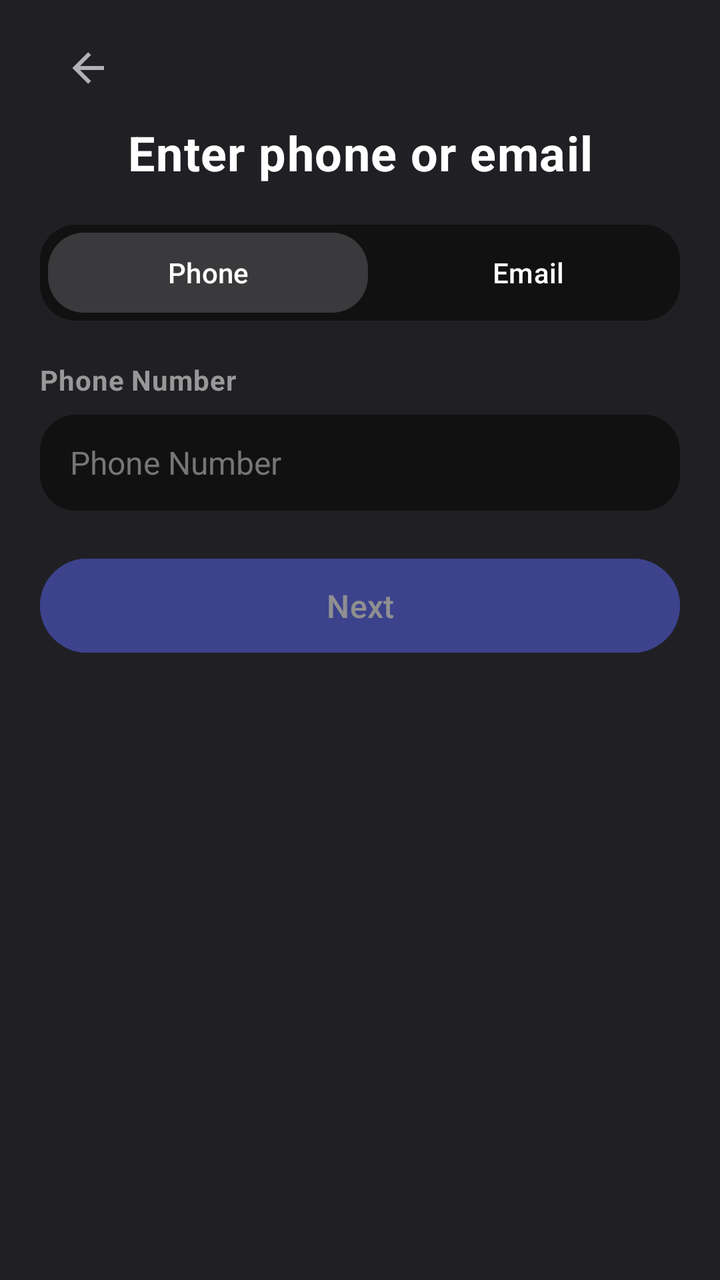
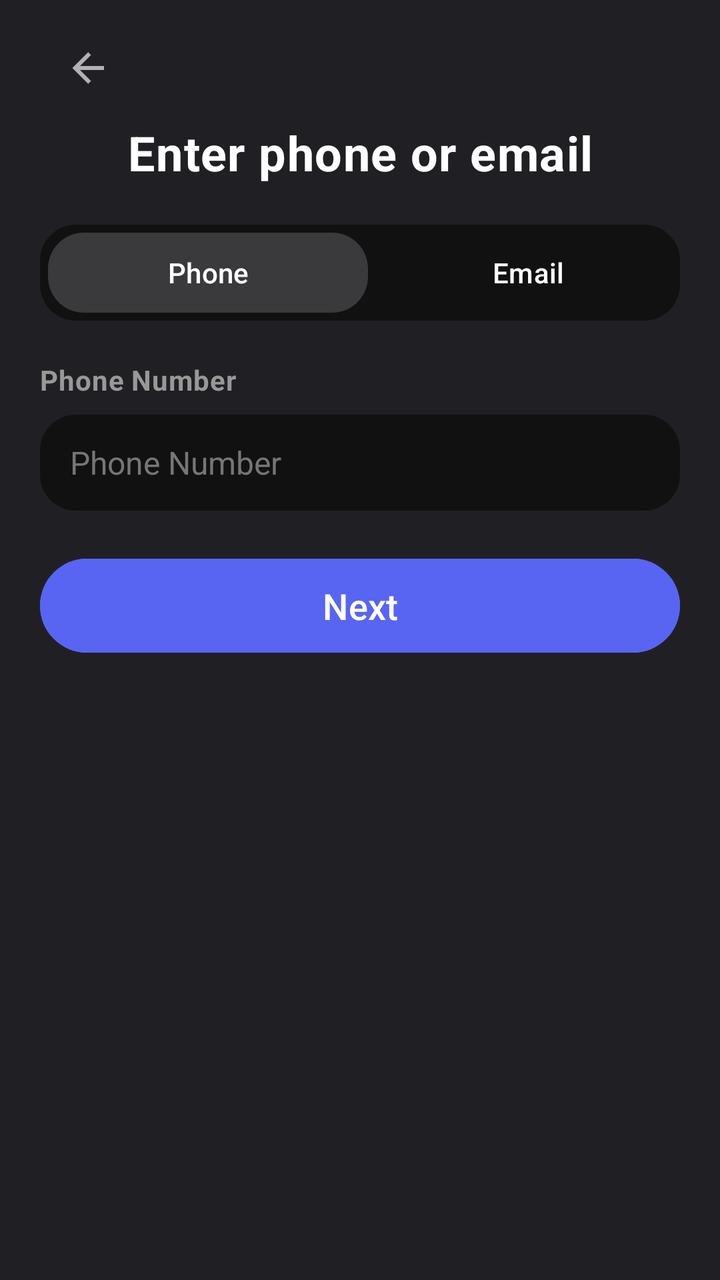

Two renders of the same Android screen: before a commit and after it. Below are the layout's source before the change and the commit's diff.
<!-- AndroidManifest.xml: application theme Theme.Doscord -->
<!-- res/layout/activity_register.xml -->
<?xml version="1.0" encoding="utf-8"?>
<androidx.constraintlayout.widget.ConstraintLayout xmlns:android="http://schemas.android.com/apk/res/android"
    xmlns:app="http://schemas.android.com/apk/res-auto"
    xmlns:tools="http://schemas.android.com/tools"
    android:id="@+id/main"
    android:layout_width="match_parent"
    android:layout_height="match_parent"
    android:background="@color/bgGray"
    tools:context=".activities.menu.RegisterActivity">

    <TextView
        android:id="@+id/regServerWarning"
        android:layout_width="0dp"
        android:layout_height="wrap_content"
        android:layout_marginStart="20dp"
        android:layout_marginTop="7dp"
        android:layout_marginEnd="20dp"
        android:letterSpacing="0.02"
        android:text="@string/server_error_check_your_network_connection_and_try_again"
        android:textColor="@color/red"
        android:textSize="12sp"
        android:textStyle="bold"
        android:visibility="gone"
        app:layout_constraintEnd_toEndOf="parent"
        app:layout_constraintStart_toStartOf="parent"
        app:layout_constraintTop_toBottomOf="@id/regWarning" />

    <ImageButton
        android:id="@+id/regBackBtn"
        android:layout_width="48dp"
        android:layout_height="48dp"
        android:layout_marginStart="20dp"
        android:layout_marginTop="10dp"
        android:background="@android:color/transparent"
        android:contentDescription="@string/back"
        android:onClick="finish"
        android:padding="12dp"
        android:scaleType="centerInside"
        app:layout_constraintStart_toStartOf="parent"
        app:layout_constraintTop_toTopOf="parent"
        app:srcCompat="@drawable/back_arrow"
        app:tint="@color/textGray" />

    <TextView
        android:id="@+id/regTitle"
        android:layout_width="wrap_content"
        android:layout_height="wrap_content"
        android:layout_marginTop="60dp"
        android:gravity="center"
        android:letterSpacing="0.02"
        android:text="@string/phoneOrMail"
        android:textColor="#FFFFFF"
        android:textSize="24sp"
        android:textStyle="bold"
        app:layout_constraintEnd_toEndOf="parent"
        app:layout_constraintStart_toStartOf="parent"
        app:layout_constraintTop_toTopOf="parent" />

    <FrameLayout
        android:id="@+id/regBar"
        android:layout_width="0dp"
        android:layout_height="48dp"
        android:layout_marginStart="20dp"
        android:layout_marginTop="20dp"
        android:layout_marginEnd="20dp"
        android:background="@drawable/input_background"
        android:clipChildren="false"
        android:clipToPadding="false"
        app:layout_constraintEnd_toEndOf="parent"
        app:layout_constraintStart_toStartOf="parent"
        app:layout_constraintTop_toBottomOf="@+id/regTitle">

        <View
            android:id="@+id/regSelector"
            android:layout_width="160dp"
            android:layout_height="match_parent"
            android:layout_gravity="start"
            android:layout_margin="4dp"
            android:background="@drawable/bg_gray_rounded" />

        <LinearLayout
            android:id="@+id/regBtnContainer"
            style="?android:attr/buttonBarStyle"
            android:layout_width="match_parent"
            android:layout_height="match_parent"
            android:orientation="horizontal">

            <Button
                android:id="@+id/regPhoneBtn"
                style="?android:attr/buttonBarButtonStyle"
                android:layout_width="0dp"
                android:layout_height="match_parent"
                android:layout_weight="1"
                android:background="@android:color/transparent"
                android:gravity="center"
                android:text="@string/phone"
                android:textAllCaps="false"
                android:textColor="#FFFFFF" />

            <Button
                android:id="@+id/regEmailBtn"
                style="?android:attr/buttonBarButtonStyle"
                android:layout_width="0dp"
                android:layout_height="match_parent"
                android:layout_weight="1"
                android:background="@android:color/transparent"
                android:gravity="center"
                android:text="@string/email"
                android:textAllCaps="false"
                android:textColor="#FFFFFF" />

        </LinearLayout>
    </FrameLayout>

    <TextView
        android:id="@+id/regLabel"
        android:layout_width="200dp"
        android:layout_height="22dp"
        android:layout_marginStart="20dp"
        android:layout_marginTop="20dp"
        android:letterSpacing="0.02"
        android:text="@string/phone_number"
        android:textColor="@color/labelGray"
        android:textStyle="bold"
        app:layout_constraintStart_toStartOf="parent"
        app:layout_constraintTop_toBottomOf="@+id/regBar" />

    <EditText
        android:id="@+id/regIdentifierInput"
        android:layout_width="0dp"
        android:layout_height="48dp"
        android:layout_marginStart="20dp"
        android:layout_marginTop="5dp"
        android:layout_marginEnd="20dp"
        android:autofillHints="email, phone_number"
        android:background="@drawable/input_background"
        android:hint="@string/phone_number"
        android:inputType="phone"
        android:paddingLeft="15dp"
        android:paddingRight="15dp"
        android:textColor="#FFFFFF"
        android:textColorHint="#767676"
        android:textSize="16sp"
        app:layout_constraintEnd_toEndOf="parent"
        app:layout_constraintStart_toStartOf="parent"
        app:layout_constraintTop_toBottomOf="@+id/regLabel"
        tools:ignore="TextFields" />

    <FrameLayout
        android:id="@+id/regNextContainer"
        android:layout_width="0dp"
        android:layout_height="55dp"
        android:layout_marginHorizontal="20dp"
        android:layout_marginStart="20dp"
        android:layout_marginTop="20dp"
        android:layout_marginEnd="20dp"
        app:layout_constraintEnd_toEndOf="parent"
        app:layout_constraintStart_toStartOf="parent"
        app:layout_constraintTop_toBottomOf="@+id/regIdentifierInput">

        <Button
            android:id="@+id/regNextBtn"
            android:layout_width="match_parent"
            android:layout_height="match_parent"
            android:alpha="0.5"
            android:backgroundTint="#5865f2"
            android:enabled="false"
            android:onClick="openRegDisplayActivity"
            android:text="@string/next"
            android:textAllCaps="false"
            android:textColor="@color/white"
            android:textSize="16sp" />

        <LinearLayout
            android:id="@+id/loadingDots"
            android:layout_width="wrap_content"
            android:layout_height="wrap_content"
            android:layout_gravity="center"
            android:visibility="gone">

            <View
                android:id="@+id/dot1"
                android:layout_width="8dp"
                android:layout_height="8dp"
                android:layout_margin="4dp"
                android:background="@drawable/dot_shape" />

            <View
                android:id="@+id/dot2"
                android:layout_width="8dp"
                android:layout_height="8dp"
                android:layout_margin="4dp"
                android:background="@drawable/dot_shape" />

            <View
                android:id="@+id/dot3"
                android:layout_width="8dp"
                android:layout_height="8dp"
                android:layout_margin="4dp"
                android:background="@drawable/dot_shape" />
        </LinearLayout>
    </FrameLayout>

    <TextView
        android:id="@+id/regWarning"
        android:layout_width="369dp"
        android:layout_height="wrap_content"
        android:layout_marginStart="20dp"
        android:layout_marginTop="7dp"
        android:layout_marginEnd="20dp"
        android:letterSpacing="0.02"
        android:text="Unable to register using phone number. Please register with an e-mail address."
        android:textColor="#D37070"
        android:textSize="12sp"
        android:textStyle="bold"
        android:visibility="gone"
        app:layout_constraintEnd_toEndOf="parent"
        app:layout_constraintStart_toStartOf="parent"
        app:layout_constraintTop_toBottomOf="@id/regNextContainer" />

</androidx.constraintlayout.widget.ConstraintLayout>
<!-- resources referenced by this layout -->
<resources>
  <color name="bgGray">#202024</color>
  <color name="labelGray">#999898</color>
  <color name="red">#FA777B</color>
  <color name="textGray">#b1b2b8</color>
  <color name="white">#FFFFFFFF</color>
  <!-- drawable back_arrow (drawable) -->
  <vector xmlns:android="http://schemas.android.com/apk/res/android"
      android:width="80dp"
      android:height="80dp"
      android:viewportWidth="80"
      android:viewportHeight="80">
    <path
        android:pathData="M66.667,36.667V43.333L26.667,43.333L45,61.667L40.267,66.4L13.867,40L40.267,13.6L45,18.333L26.667,36.667L66.667,36.667Z"
        android:fillColor="#ABABAB"/>
  </vector>
  <!-- drawable bg_gray_rounded (drawable) -->
  <?xml version="1.0" encoding="utf-8"?>
  <shape xmlns:android="http://schemas.android.com/apk/res/android">
      <solid android:color="#3A3A3C"/> 
  
      <corners android:radius="18dp"/>
  </shape>
  <!-- drawable dot_shape (drawable) -->
  <?xml version="1.0" encoding="utf-8"?>
  <shape xmlns:android="http://schemas.android.com/apk/res/android"
      android:shape="oval">
      <solid android:color="#fff" />
      <size android:width="8dp" android:height="8dp" />
  </shape>
  <!-- drawable input_background (drawable) -->
  <?xml version="1.0" encoding="utf-8"?>
  <shape xmlns:android="http://schemas.android.com/apk/res/android"
      android:shape="rectangle">
  
      
      <solid android:color="#111111" />
  
      
      <corners android:radius="18dp" />
  
  </shape>
  <string name="back">Back</string>
  <string name="email">Email</string>
  <string name="next">Next</string>
  <string name="phone">Phone</string>
  <string name="phoneOrMail">Enter phone or email</string>
  <string name="phone_number">Phone Number</string>
  <string name="server_error_check_your_network_connection_and_try_again">Server Error! Check your network connection and try again.</string>
  <style name="Theme.Doscord" parent="Base.Theme.Doscord" />
  <style name="Base.Theme.Doscord" parent="Theme.Material3.DayNight.NoActionBar">
          
          
          <item name="colorOnSurface">#FFFFFF</item>
          <item name="android:textColorPrimary">#FFFFFF</item>
          <item name="android:datePickerDialogTheme">@style/MyDatePickerStyle</item>
      </style>
  <style name="MyDatePickerStyle" parent="Theme.AppCompat.Light.Dialog">
          <item name="colorAccent">@color/purple_500</item>
          <item name="android:windowBackground">@android:color/black</item>
          <item name="android:textColorPrimary">@android:color/white</item>
          <item name="android:textColorSecondary">@android:color/darker_gray</item>
      </style>
  <color name="purple_500">#6200EE</color>
</resources>

<!-- the commit's change to res/layout/activity_register.xml (unified diff, before → after) -->
@@ -26,7 +26,7 @@
         app:layout_constraintTop_toBottomOf="@id/regWarning" />
 
     <ImageButton
-        android:id="@+id/regBackBtn"
+        android:id="@+id/backBtn"
         android:layout_width="48dp"
         android:layout_height="48dp"
         android:layout_marginStart="20dp"
@@ -147,58 +147,40 @@
         tools:ignore="TextFields" />
 
     <FrameLayout
-        android:id="@+id/regNextContainer"
+        android:id="@+id/regNextBtnContainer"
         android:layout_width="0dp"
         android:layout_height="55dp"
-        android:layout_marginHorizontal="20dp"
         android:layout_marginStart="20dp"
         android:layout_marginTop="20dp"
         android:layout_marginEnd="20dp"
         app:layout_constraintEnd_toEndOf="parent"
         app:layout_constraintStart_toStartOf="parent"
-        app:layout_constraintTop_toBottomOf="@+id/regIdentifierInput">
+        app:layout_constraintTop_toBottomOf="@id/regIdentifierInput">
 
         <Button
             android:id="@+id/regNextBtn"
             android:layout_width="match_parent"
             android:layout_height="match_parent"
-            android:alpha="0.5"
             android:backgroundTint="#5865f2"
-            android:enabled="false"
             android:onClick="openRegDisplayActivity"
             android:text="@string/next"
-            android:textAllCaps="false"
             android:textColor="@color/white"
-            android:textSize="16sp" />
-
-        <LinearLayout
-            android:id="@+id/loadingDots"
-            android:layout_width="wrap_content"
-            android:layout_height="wrap_content"
+            android:textSize="18sp" />
+
+        <com.airbnb.lottie.LottieAnimationView
+            android:id="@+id/lottieAnim"
+            android:layout_width="match_parent"
+            android:layout_height="150dp"
             android:layout_gravity="center"
-            android:visibility="gone">
-
-            <View
-                android:id="@+id/dot1"
-                android:layout_width="8dp"
-                android:layout_height="8dp"
-                android:layout_margin="4dp"
-                android:background="@drawable/dot_shape" />
-
-            <View
-                android:id="@+id/dot2"
-                android:layout_width="8dp"
-                android:layout_height="8dp"
-                android:layout_margin="4dp"
-                android:background="@drawable/dot_shape" />
-
-            <View
-                android:id="@+id/dot3"
-                android:layout_width="8dp"
-                android:layout_height="8dp"
-                android:layout_margin="4dp"
-                android:background="@drawable/dot_shape" />
-        </LinearLayout>
+            android:visibility="gone"
+            app:layout_constraintBottom_toBottomOf="parent"
+            app:layout_constraintEnd_toEndOf="parent"
+            app:layout_constraintStart_toStartOf="parent"
+            app:layout_constraintTop_toTopOf="parent"
+            app:lottie_autoPlay="true"
+            app:lottie_loop="true"
+            app:lottie_rawRes="@raw/white_loading" />
+
     </FrameLayout>
 
     <TextView
@@ -216,6 +198,6 @@
         android:visibility="gone"
         app:layout_constraintEnd_toEndOf="parent"
         app:layout_constraintStart_toStartOf="parent"
-        app:layout_constraintTop_toBottomOf="@id/regNextContainer" />
+        app:layout_constraintTop_toBottomOf="@id/regNextBtnContainer" />
 
 </androidx.constraintlayout.widget.ConstraintLayout>
<!-- resource entries referenced after the edit -->
@@ -21,13 +21,6 @@
       <solid android:color="#3A3A3C"/> 
   
       <corners android:radius="18dp"/>
-  </shape>
-  <!-- drawable dot_shape (drawable) -->
-  <?xml version="1.0" encoding="utf-8"?>
-  <shape xmlns:android="http://schemas.android.com/apk/res/android"
-      android:shape="oval">
-      <solid android:color="#fff" />
-      <size android:width="8dp" android:height="8dp" />
   </shape>
   <!-- drawable input_background (drawable) -->
   <?xml version="1.0" encoding="utf-8"?>
